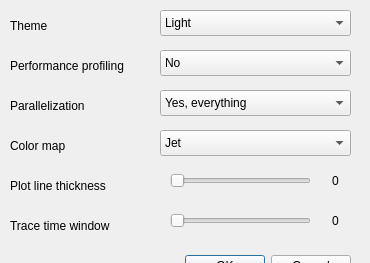
Above: dc1DataVis/app/src/gui/GUIPreferences.ui from hnguyen25/retina-chip-gui before the change. Below: the same form after it.
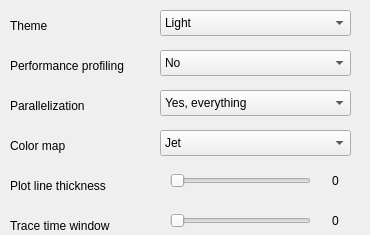
That is the form after the change.

Patch:
```diff
--- a/dc1DataVis/app/src/gui/GUIPreferences.ui
+++ b/dc1DataVis/app/src/gui/GUIPreferences.ui
@@ -7,7 +7,7 @@
     <x>0</x>
     <y>0</y>
     <width>370</width>
-    <height>263</height>
+    <height>235</height>
    </rect>
   </property>
   <property name="windowTitle">
```
